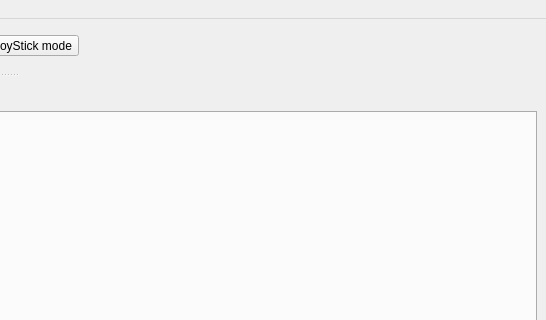
Before: the Qt Designer form applications/physics/physicsMainWindow.ui in PimenovAlexander/corecvs, drawn with Qt 5; both pictures show x 529 to 1075 and y 0 to 320 of the 1075 by 697 pixel window.
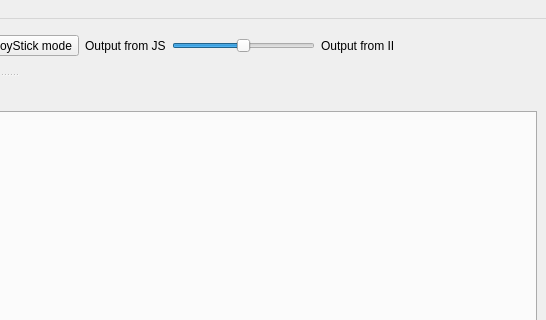
After: the same form once the commit is applied. Icons and pictures are not drawn. Custom widgets are drawn as their Qt base class.

Patch:
```diff
--- a/applications/physics/physicsMainWindow.ui
+++ b/applications/physics/physicsMainWindow.ui
@@ -265,6 +265,33 @@
        </property>
       </widget>
      </item>
+     <item>
+      <widget class="QLabel" name="label">
+       <property name="text">
+        <string>Output from JS</string>
+       </property>
+      </widget>
+     </item>
+     <item>
+      <widget class="QSlider" name="iiOutputSlider">
+       <property name="minimum">
+        <number>-1</number>
+       </property>
+       <property name="maximum">
+        <number>1</number>
+       </property>
+       <property name="orientation">
+        <enum>Qt::Horizontal</enum>
+       </property>
+      </widget>
+     </item>
+     <item>
+      <widget class="QLabel" name="label_2">
+       <property name="text">
+        <string>Output from II</string>
+       </property>
+      </widget>
+     </item>
      <item>
       <spacer name="horizontalSpacer">
        <property name="orientation">
```
Left out of the diff: 34 changed lines with no effect on the pictures.
